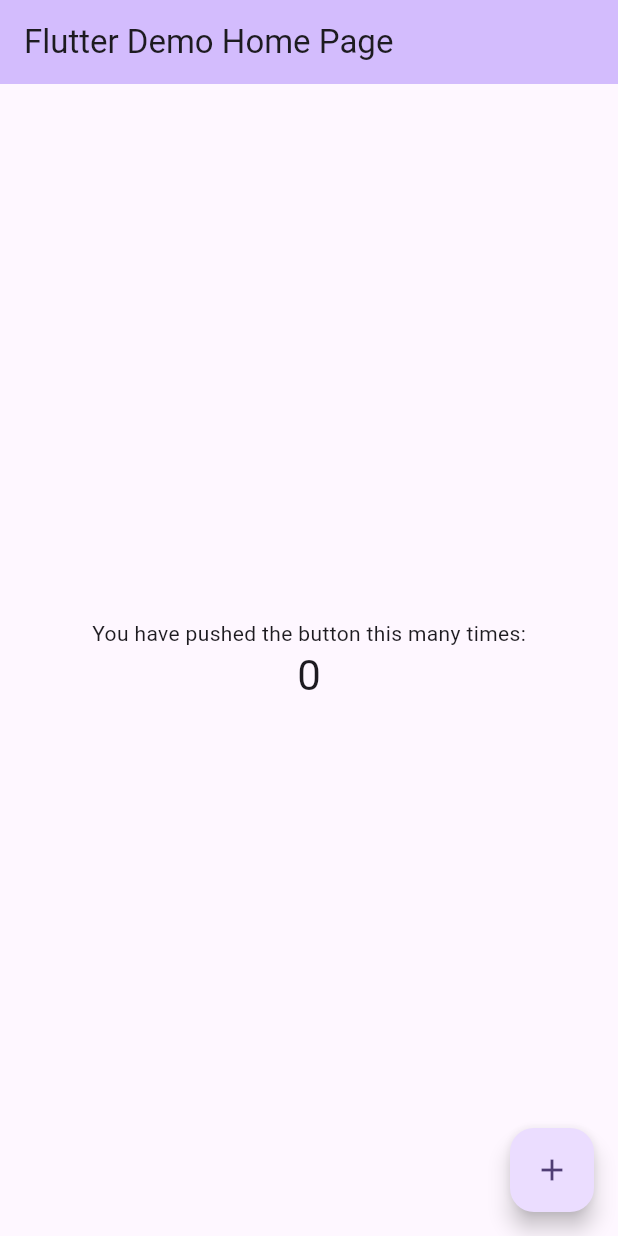
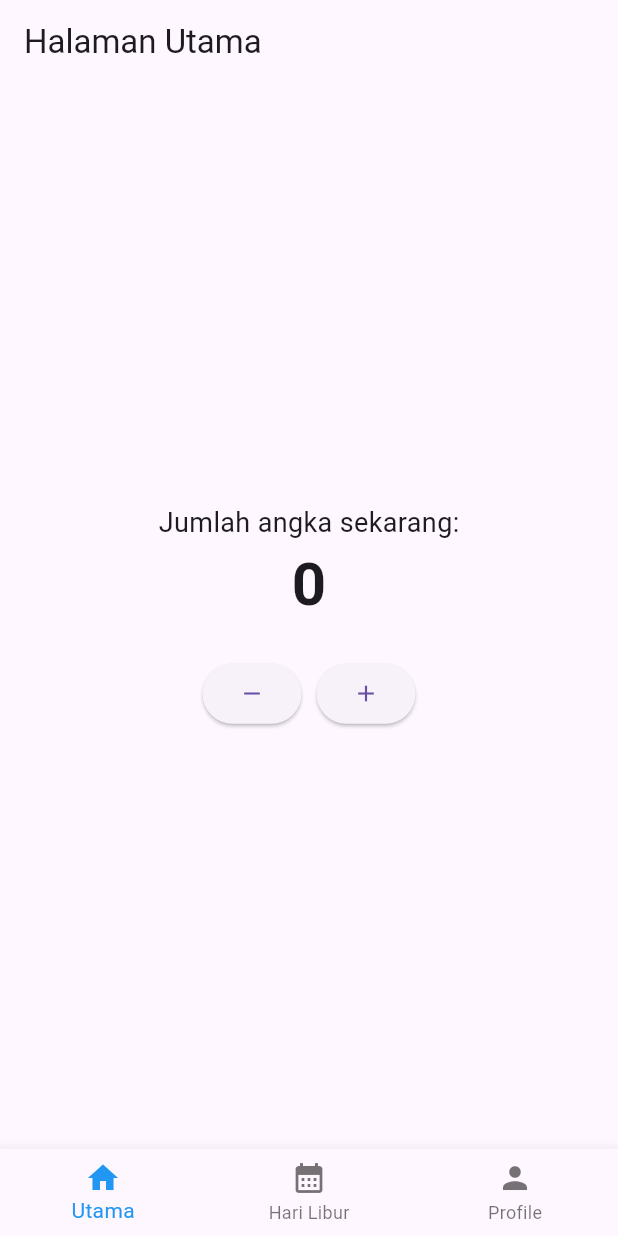
Before and after one commit to xlavix/flutter_projects, a Flutter app: the screen it shows after launch, on a phone screen of 412 x 824 dp. Run offline on Flutter 3.47's test engine with Material 3 defaults, Android fonts, the phone set to English and light mode, and no system bars.

Commit message:
3 halaman

```diff
--- a/first_project/lib/main.dart
+++ b/first_project/lib/main.dart
@@ -1,122 +1,250 @@
 import 'package:flutter/material.dart';
+import 'package:http/http.dart' as http;
+import 'dart:convert';
 
-void main() {
-  runApp(const MyApp());
-}
+void main() => runApp(MyApp());
 
 class MyApp extends StatelessWidget {
   const MyApp({super.key});
 
-  // This widget is the root of your application.
   @override
   Widget build(BuildContext context) {
     return MaterialApp(
-      title: 'Flutter Demo Baru',
-      theme: ThemeData(
-        // This is the theme of your application.
-        //
-        // TRY THIS: Try running your application with "flutter run". You'll see
-        // the application has a purple toolbar. Then, without quitting the app,
-        // try changing the seedColor in the colorScheme below to Colors.green
-        // and then invoke "hot reload" (save your changes or press the "hot
-        // reload" button in a Flutter-supported IDE, or press "r" if you used
-        // the command line to start the app).
-        //
-        // Notice that the counter didn't reset back to zero; the application
-        // state is not lost during the reload. To reset the state, use hot
-        // restart instead.
-        //
-        // This works for code too, not just values: Most code changes can be
-        // tested with just a hot reload.
-        colorScheme: ColorScheme.fromSeed(seedColor: Colors.deepPurple),
-      ),
-      home: const MyHomePage(title: 'Flutter Demo Home Page'),
+      title: 'Contoh Navigasi 3 Halaman',
+      theme: ThemeData(primarySwatch: Colors.blue),
+      home: HomeScreen(),
+      debugShowCheckedModeBanner: false,
     );
   }
 }
 
-class MyHomePage extends StatefulWidget {
-  const MyHomePage({super.key, required this.title});
-
-  // This widget is the home page of your application. It is stateful, meaning
-  // that it has a State object (defined below) that contains fields that affect
-  // how it looks.
-
-  // This class is the configuration for the state. It holds the values (in this
-  // case the title) provided by the parent (in this case the App widget) and
-  // used by the build method of the State. Fields in a Widget subclass are
-  // always marked "final".
-
-  final String title;
+class HomeScreen extends StatefulWidget {
+  const HomeScreen({super.key});
 
   @override
-  State<MyHomePage> createState() => _MyHomePageState();
+  _HomeScreenState createState() => _HomeScreenState();
 }
 
-class _MyHomePageState extends State<MyHomePage> {
+class _HomeScreenState extends State<HomeScreen> {
+  int _currentIndex = 0;
+
+  // Daftar halaman yang akan ditampilkan
+  final List<Widget> _pages = [
+    HalamanUtama(),
+    HalamanHariLibur(),
+    HalamanProfile(),
+  ];
+
+  final List<String> _titles = [
+    'Halaman Utama',
+    'Daftar Hari Libur Nasional',
+    'Profile',
+  ];
+
+  @override
+  Widget build(BuildContext context) {
+    return Scaffold(
+      appBar: AppBar(
+        title: Text(_titles[_currentIndex]), // judul dinamis berdasarkan halaman aktif
+      ),
+      body: _pages[_currentIndex],
+      bottomNavigationBar: BottomNavigationBar(
+        currentIndex: _currentIndex,
+        selectedItemColor: Colors.blue,
+        onTap: (int index) {
+          setState(() {
+            _currentIndex = index;
+          });
+        },
+        items: const [
+          BottomNavigationBarItem(icon: Icon(Icons.home), label: 'Utama'),
+          BottomNavigationBarItem(icon: Icon(Icons.calendar_month), label: 'Hari Libur'),
+          BottomNavigationBarItem(icon: Icon(Icons.person), label: 'Profile'),
+        ],
+      ),
+    );
+  }
+}
+
+// Halaman Utama
+class HalamanUtama extends StatefulWidget {
+  const HalamanUtama({super.key});
+
+  @override
+  _HalamanUtamaState createState() => _HalamanUtamaState();
+}
+
+class _HalamanUtamaState extends State<HalamanUtama> {
   int _counter = 0;
 
   void _incrementCounter() {
     setState(() {
-      // This call to setState tells the Flutter framework that something has
-      // changed in this State, which causes it to rerun the build method below
-      // so that the display can reflect the updated values. If we changed
-      // _counter without calling setState(), then the build method would not be
-      // called again, and so nothing would appear to happen.
       _counter++;
+    });
+  }
+
+  void _decrementCounter() {
+    setState(() {
+      _counter--;
     });
   }
 
   @override
   Widget build(BuildContext context) {
-    // This method is rerun every time setState is called, for instance as done
-    // by the _incrementCounter method above.
-    //
-    // The Flutter framework has been optimized to make rerunning build methods
-    // fast, so that you can just rebuild anything that needs updating rather
-    // than having to individually change instances of widgets.
-    return Scaffold(
-      appBar: AppBar(
-        // TRY THIS: Try changing the color here to a specific color (to
-        // Colors.amber, perhaps?) and trigger a hot reload to see the AppBar
-        // change color while the other colors stay the same.
-        backgroundColor: Theme.of(context).colorScheme.inversePrimary,
-        // Here we take the value from the MyHomePage object that was created by
-        // the App.build method, and use it to set our appbar title.
-        title: Text(widget.title),
+    return Center(
+      child: Column(
+        mainAxisAlignment: MainAxisAlignment.center,
+        children: [
+          Text('Jumlah angka sekarang:', style: TextStyle(fontSize: 18)),
+          Text('$_counter', style: TextStyle(fontSize: 40, fontWeight: FontWeight.bold)),
+          SizedBox(height: 20),
+          Row(
+            mainAxisAlignment: MainAxisAlignment.center,
+            children: [
+              ElevatedButton(
+                onPressed: _decrementCounter,
+                child: Icon(Icons.remove),
+              ),
+              SizedBox(width: 10),
+              ElevatedButton(
+                onPressed: _incrementCounter,
+                child: Icon(Icons.add),
+              ),
+            ],
+          )
+        ],
       ),
-      body: Center(
-        // Center is a layout widget. It takes a single child and positions it
-        // in the middle of the parent.
-        child: Column(
-          // Column is also a layout widget. It takes a list of children and
-          // arranges them vertically. By default, it sizes itself to fit its
-          // children horizontally, and tries to be as tall as its parent.
-          //
-          // Column has various properties to control how it sizes itself and
-          // how it positions its children. Here we use mainAxisAlignment to
-          // center the children vertically; the main axis here is the vertical
-          // axis because Columns are vertical (the cross axis would be
-          // horizontal).
-          //
-          // TRY THIS: Invoke "debug painting" (choose the "Toggle Debug Paint"
-          // action in the IDE, or press "p" in the console), to see the
-          // wireframe for each widget.
-          mainAxisAlignment: MainAxisAlignment.center,
-          children: <Widget>[
-            const Text('You have pushed the button this many times:'),
-            Text(
-              '$_counter',
-              style: Theme.of(context).textTheme.headlineMedium,
-            ),
-          ],
-        ),
-      ),
-      floatingActionButton: FloatingActionButton(
-        onPressed: _incrementCounter,
-        tooltip: 'Increment',
-        child: const Icon(Icons.add),
-      ), // This trailing comma makes auto-formatting nicer for build methods.
     );
   }
 }
+
+
+// Halaman Hari Libur
+class HalamanHariLibur extends StatefulWidget {
+  const HalamanHariLibur({super.key});
+
+  @override
+  _HalamanHariLiburState createState() => _HalamanHariLiburState();
+}
+
+class _HalamanHariLiburState extends State<HalamanHariLibur> {
+  List hariLibur = [];
+  bool loading = true;
+
+  Future<void> fetchHariLibur() async {
+    setState(() {
+      loading = true;
+    });
+
+    final response = await http.get(Uri.parse('https://api-harilibur.vercel.app/api'));
+
+    if (response.statusCode == 200) {
+      List data = jsonDecode(response.body);
+
+      // Koreksi format tanggal sebelum sorting
+      data.sort((a, b) {
+        DateTime tanggalA = parseTanggal(a['holiday_date']);
+        DateTime tanggalB = parseTanggal(b['holiday_date']);
+        return tanggalA.compareTo(tanggalB);
+      });
+
+      setState(() {
+        hariLibur = data;
+        loading = false;
+      });
+    } else {
+      setState(() {
+        loading = false;
+      });
+    }
+  }
+
+// Fungsi tambahan untuk memperbaiki format tanggal
+  DateTime parseTanggal(String tanggal) {
+    final parts = tanggal.split('-');
+    final tahun = parts[0];
+    final bulan = parts[1].padLeft(2, '0');
+    final hari = parts[2].padLeft(2, '0');
+    return DateTime.parse('$tahun-$bulan-$hari');
+  }
+
+
+  @override
+  void initState() {
+    super.initState();
+    fetchHariLibur();
+  }
+
+  @override
+  Widget build(BuildContext context) {
+    return loading
+        ? Center(child: CircularProgressIndicator())
+        : SingleChildScrollView(
+      padding: EdgeInsets.all(16),
+      child: Column(
+        children: [
+          Text(
+            'Daftar Hari Libur Nasional Indonesia (${DateTime.now().year})',
+            style: TextStyle(fontSize: 20, fontWeight: FontWeight.bold),
+            textAlign: TextAlign.center,
+          ),
+          SizedBox(height: 20),
+          DataTable(
+            columns: [
+              DataColumn(label: Text('Tanggal')),
+              // DataColumn(label: Text('Hari')),
+              DataColumn(label: Text('Keterangan')),
+            ],
+            rows: hariLibur
+                .map((libur) => DataRow(cells: [
+              DataCell(Text(libur['holiday_date'] ?? '')),
+              // DataCell(Text(libur['day_name'] ?? '')),
+              DataCell(Text(libur['holiday_name'] ?? '')),
+            ]))
+                .toList(),
+          ),
+        ],
+      ),
+    );
+  }
+}
+
+// Halaman Profile (menggantikan halaman dua)
+class HalamanProfile extends StatelessWidget {
+  const HalamanProfile({super.key});
+
+  @override
+  Widget build(BuildContext context) {
+    return Padding(
+      padding: EdgeInsets.all(16),
+      child: Column(
+        crossAxisAlignment: CrossAxisAlignment.start,
+        children: [
+          Align(
+            alignment: Alignment.topCenter,
+            child: ClipRRect(
+              borderRadius: BorderRadius.circular(12), // Rounded corner
+              child: SizedBox(
+                width: 120,    // lebar 3
+                height: 160,   // tinggi 4 (rasio 3:4)
+                child: Image.asset(
+                  'assets/images/avatar.jpeg', // Pastikan nama file sama persis
+                  fit: BoxFit.cover,
+                ),
+              ),
+            ),
+          ),
+          SizedBox(height: 20),
+          Text('Nama:', style: TextStyle(fontSize: 18, fontWeight: FontWeight.bold)),
+          Text('Didik Soecipto', style: TextStyle(fontSize: 18)),
+          SizedBox(height: 10),
+          Text('Tempat, Tanggal Lahir:', style: TextStyle(fontSize: 18, fontWeight: FontWeight.bold)),
+          Text('Jakarta, 24 Februari 1990', style: TextStyle(fontSize: 18)),
+          SizedBox(height: 10),
+          Text('Alamat:', style: TextStyle(fontSize: 18, fontWeight: FontWeight.bold)),
+          Text('Jl. Sudirman No. 123, Jakarta', style: TextStyle(fontSize: 18)),
+        ],
+      ),
+    );
+  }
+}
```
Also changed, not shown: first_project/pubspec.yaml (+3 -67 lines), first_project/assets/images/avatar.jpeg (added), first_project/pubspec.lock, 1 other file.
